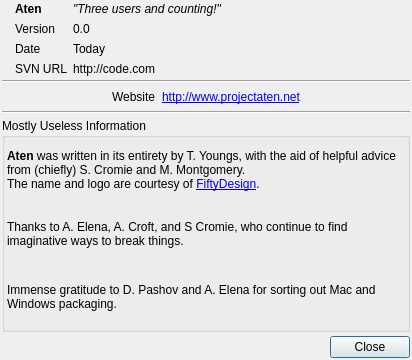
The window that trunk/src/gui/about.ui (trisyoungs/aten) describes before a commit, drawn with Qt 5.
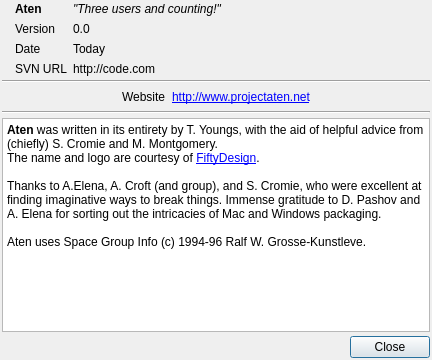
The same window after the commit. Icons and pictures are not drawn.

Commit message: Fixed crash with manual generator definition for model. Heavy update to 'cif' filter. Added data/BisonConfig.cmake to dist package file lists - Windows and Mac builds were broken without it. Added 'nextarg' command - like 'readnext' but reads directly from file. Corrected 'sgid' and 'sgname' accessors in Cell. Updated About window. Updated CMakeLists.txt to work correctly with new files. Many small modifications to fix Windows build. Renamed Atomtype class as Neta. Added some Forcefield accessors.

Diff of the .ui file:
```diff
--- a/trunk/src/gui/about.ui
+++ b/trunk/src/gui/about.ui
@@ -5,7 +5,7 @@
    <rect>
     <x>0</x>
     <y>0</y>
-    <width>412</width>
+    <width>432</width>
     <height>360</height>
    </rect>
   </property>
@@ -299,81 +299,13 @@
     </widget>
    </item>
    <item>
-    <widget class="QGroupBox" name="StuffGroup" >
-     <property name="title" >
-      <string>Mostly Useless Information</string>
+    <widget class="QTextBrowser" name="textBrowser" >
+     <property name="html" >
+      <string>&lt;html>&lt;head>&lt;meta name="qrichtext" content="1" />&lt;style type="text/css">
+p, li { white-space: pre-wrap; }
+&lt;/style>&lt;/head>&lt;body style=" font-family:'Sans Serif'; font-size:9pt; font-weight:400; font-style:normal; text-decoration:none;">
+&lt;p style=" margin-top:0px; margin-bottom:0px; margin-left:0px; margin-right:0px; -qt-block-indent:0; text-indent:0px;">&lt;span style=" font-weight:600;">Aten&lt;/span> was written in its entirety by T. Youngs, with the aid of helpful advice from (chiefly) S. Cromie and M. Montgomery.&lt;br />The name and logo are courtesy of &lt;a href="http://fiftydesign.com">&lt;span style=" text-decoration: underline; color:#0000ff;">FiftyDesign&lt;/span>&lt;/a>.&lt;br />&lt;br />Thanks to A.Elena, A. Croft (and group), and S. Cromie, who were excellent at finding imaginative ways to break things. Immense gratitude to D. Pashov and A. Elena for sorting out the intricacies of Mac and Windows packaging.&lt;br />&lt;br />Aten uses Space Group Info (c) 1994-96 Ralf W. Grosse-Kunstleve.&lt;/p>&lt;/body>&lt;/html></string>
      </property>
-     <layout class="QVBoxLayout" >
-      <property name="margin" >
-       <number>2</number>
-      </property>
-      <property name="spacing" >
-       <number>4</number>
-      </property>
-      <item>
-       <widget class="QLabel" name="label_6" >
-        <property name="sizePolicy" >
-         <sizepolicy>
-          <hsizetype>7</hsizetype>
-          <vsizetype>7</vsizetype>
-          <horstretch>0</horstretch>
-          <verstretch>0</verstretch>
-         </sizepolicy>
-        </property>
-        <property name="autoFillBackground" >
-         <bool>false</bool>
-        </property>
-        <property name="text" >
-         <string>&lt;b>Aten&lt;/b> was written in its entirety by T. Youngs, with the aid of helpful advice from (chiefly) S. Cromie and M. Montgomery.&lt;br>The name and logo are courtesy of &lt;a href="http://fiftydesign.com">FiftyDesign&lt;/a>.</string>
-        </property>
-        <property name="scaledContents" >
-         <bool>false</bool>
-        </property>
-        <property name="wordWrap" >
-         <bool>true</bool>
-        </property>
-        <property name="openExternalLinks" >
-         <bool>true</bool>
-        </property>
-       </widget>
-      </item>
-      <item>
-       <widget class="QLabel" name="label_10" >
-        <property name="sizePolicy" >
-         <sizepolicy>
-          <hsizetype>7</hsizetype>
-          <vsizetype>7</vsizetype>
-          <horstretch>0</horstretch>
-          <verstretch>0</verstretch>
-         </sizepolicy>
-        </property>
-        <property name="text" >
-         <string>Thanks to A. Elena, A. Croft, and S Cromie, who continue to find imaginative ways to break things.</string>
-        </property>
-        <property name="wordWrap" >
-         <bool>true</bool>
-        </property>
-       </widget>
-      </item>
-      <item>
-       <widget class="QLabel" name="label_14" >
-        <property name="sizePolicy" >
-         <sizepolicy>
-          <hsizetype>7</hsizetype>
-          <vsizetype>7</vsizetype>
-          <horstretch>0</horstretch>
-          <verstretch>0</verstretch>
-         </sizepolicy>
-        </property>
-        <property name="text" >
-         <string>Immense gratitude to D. Pashov and A. Elena for sorting out Mac and Windows packaging.</string>
-        </property>
-        <property name="wordWrap" >
-         <bool>true</bool>
-        </property>
-       </widget>
-      </item>
-     </layout>
     </widget>
    </item>
    <item>
```
The commit also changes 54 other files.
